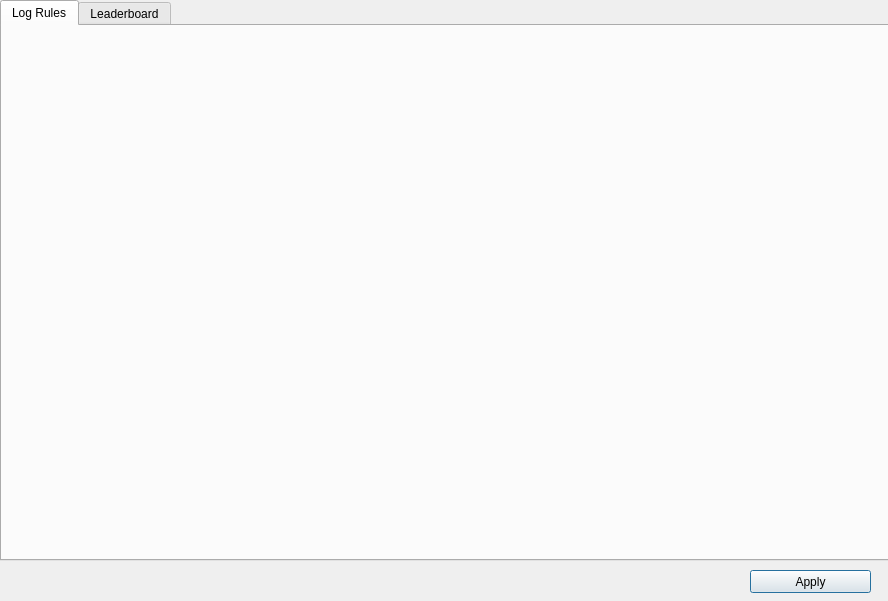
First picture: the form in GUI/OptionsDialog.ui, repository Pearadox/PearLogger2, before the edit.
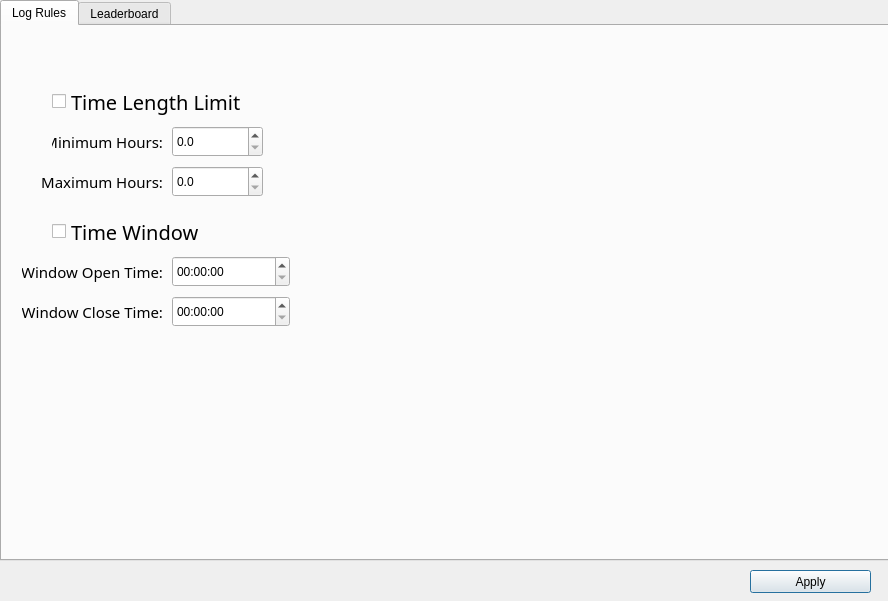
Second picture: the form after the edit.

Commit message: time length/window config

What changed in the file:
```diff
--- a/GUI/OptionsDialog.ui
+++ b/GUI/OptionsDialog.ui
@@ -29,6 +29,184 @@
     <attribute name="title">
      <string>Log Rules</string>
     </attribute>
+    <widget class="QCheckBox" name="time_length_limit_checkBox">
+     <property name="geometry">
+      <rect>
+       <x>50</x>
+       <y>60</y>
+       <width>201</width>
+       <height>31</height>
+      </rect>
+     </property>
+     <property name="font">
+      <font>
+       <family>OpenSymbol</family>
+       <pointsize>15</pointsize>
+      </font>
+     </property>
+     <property name="text">
+      <string>Time Length Limit</string>
+     </property>
+    </widget>
+    <widget class="QLabel" name="minimum_hours_label">
+     <property name="geometry">
+      <rect>
+       <x>50</x>
+       <y>100</y>
+       <width>111</width>
+       <height>31</height>
+      </rect>
+     </property>
+     <property name="font">
+      <font>
+       <family>OpenSymbol</family>
+       <pointsize>11</pointsize>
+      </font>
+     </property>
+     <property name="text">
+      <string>Minimum Hours:</string>
+     </property>
+     <property name="alignment">
+      <set>Qt::AlignRight|Qt::AlignTrailing|Qt::AlignVCenter</set>
+     </property>
+    </widget>
+    <widget class="QDoubleSpinBox" name="minimum_hours_spinBox">
+     <property name="geometry">
+      <rect>
+       <x>170</x>
+       <y>100</y>
+       <width>91</width>
+       <height>31</height>
+      </rect>
+     </property>
+     <property name="decimals">
+      <number>1</number>
+     </property>
+     <property name="maximum">
+      <double>999.000000000000000</double>
+     </property>
+    </widget>
+    <widget class="QLabel" name="maximum_hours_label">
+     <property name="geometry">
+      <rect>
+       <x>40</x>
+       <y>140</y>
+       <width>121</width>
+       <height>31</height>
+      </rect>
+     </property>
+     <property name="font">
+      <font>
+       <family>OpenSymbol</family>
+       <pointsize>11</pointsize>
+      </font>
+     </property>
+     <property name="text">
+      <string>Maximum Hours:</string>
+     </property>
+     <property name="alignment">
+      <set>Qt::AlignRight|Qt::AlignTrailing|Qt::AlignVCenter</set>
+     </property>
+    </widget>
+    <widget class="QDoubleSpinBox" name="maximun_hours_spinBox">
+     <property name="geometry">
+      <rect>
+       <x>170</x>
+       <y>140</y>
+       <width>91</width>
+       <height>31</height>
+      </rect>
+     </property>
+     <property name="decimals">
+      <number>1</number>
+     </property>
+     <property name="maximum">
+      <double>999.000000000000000</double>
+     </property>
+    </widget>
+    <widget class="QCheckBox" name="time_window_checkBox">
+     <property name="geometry">
+      <rect>
+       <x>50</x>
+       <y>190</y>
+       <width>201</width>
+       <height>31</height>
+      </rect>
+     </property>
+     <property name="font">
+      <font>
+       <family>OpenSymbol</family>
+       <pointsize>15</pointsize>
+      </font>
+     </property>
+     <property name="text">
+      <string>Time Window</string>
+     </property>
+    </widget>
+    <widget class="QLabel" name="window_open_label">
+     <property name="geometry">
+      <rect>
+       <x>20</x>
+       <y>230</y>
+       <width>141</width>
+       <height>31</height>
+      </rect>
+     </property>
+     <property name="font">
+      <font>
+       <family>OpenSymbol</family>
+       <pointsize>11</pointsize>
+      </font>
+     </property>
+     <property name="text">
+      <string>Window Open Time:</string>
+     </property>
+     <property name="alignment">
+      <set>Qt::AlignRight|Qt::AlignTrailing|Qt::AlignVCenter</set>
+     </property>
+    </widget>
+    <widget class="QLabel" name="window_close_label">
+     <property name="geometry">
+      <rect>
+       <x>20</x>
+       <y>270</y>
+       <width>141</width>
+       <height>31</height>
+      </rect>
+     </property>
+     <property name="font">
+      <font>
+       <family>OpenSymbol</family>
+       <pointsize>11</pointsize>
+      </font>
+     </property>
+     <property name="text">
+      <string>Window Close Time:</string>
+     </property>
+     <property name="alignment">
+      <set>Qt::AlignRight|Qt::AlignTrailing|Qt::AlignVCenter</set>
+     </property>
+    </widget>
+    <widget class="QTimeEdit" name="window_open_timeEdit">
+     <property name="geometry">
+      <rect>
+       <x>170</x>
+       <y>230</y>
+       <width>118</width>
+       <height>31</height>
+      </rect>
+     </property>
+    </widget>
+    <widget class="QTimeEdit" name="window_close_timeEdit">
+     <property name="geometry">
+      <rect>
+       <x>170</x>
+       <y>270</y>
+       <width>118</width>
+       <height>31</height>
+      </rect>
+     </property>
+    </widget>
    </widget>
    <widget class="QWidget" name="leaderboard_tab">
     <attribute name="title">
```
The commit also changes 11 other files.
